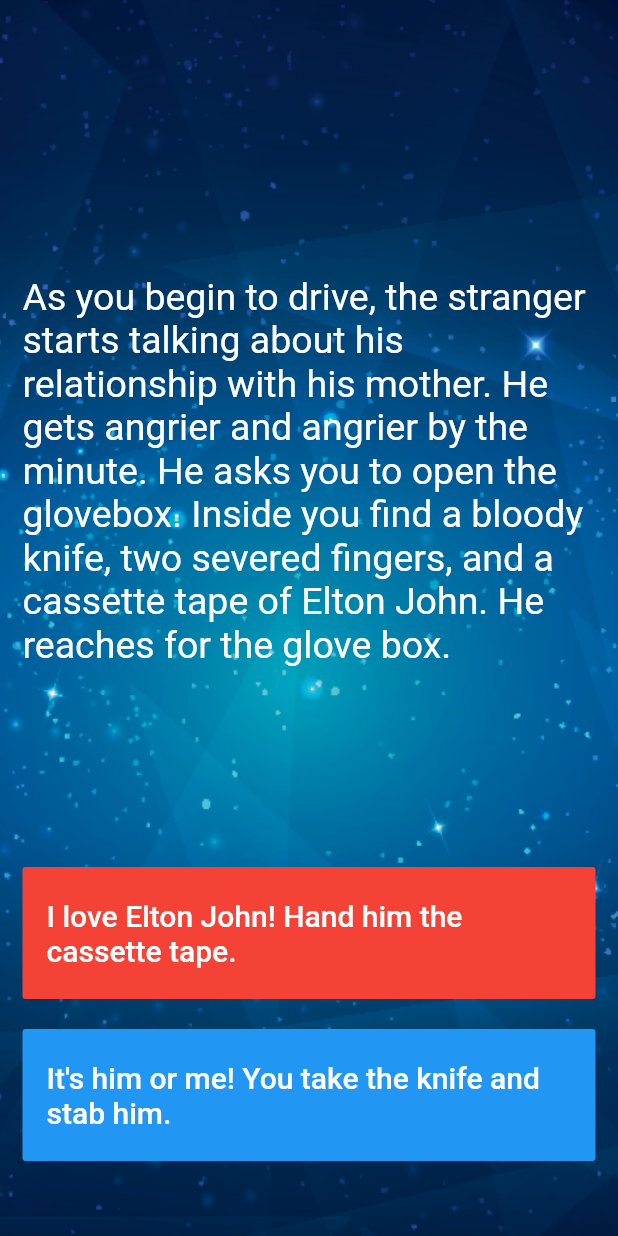
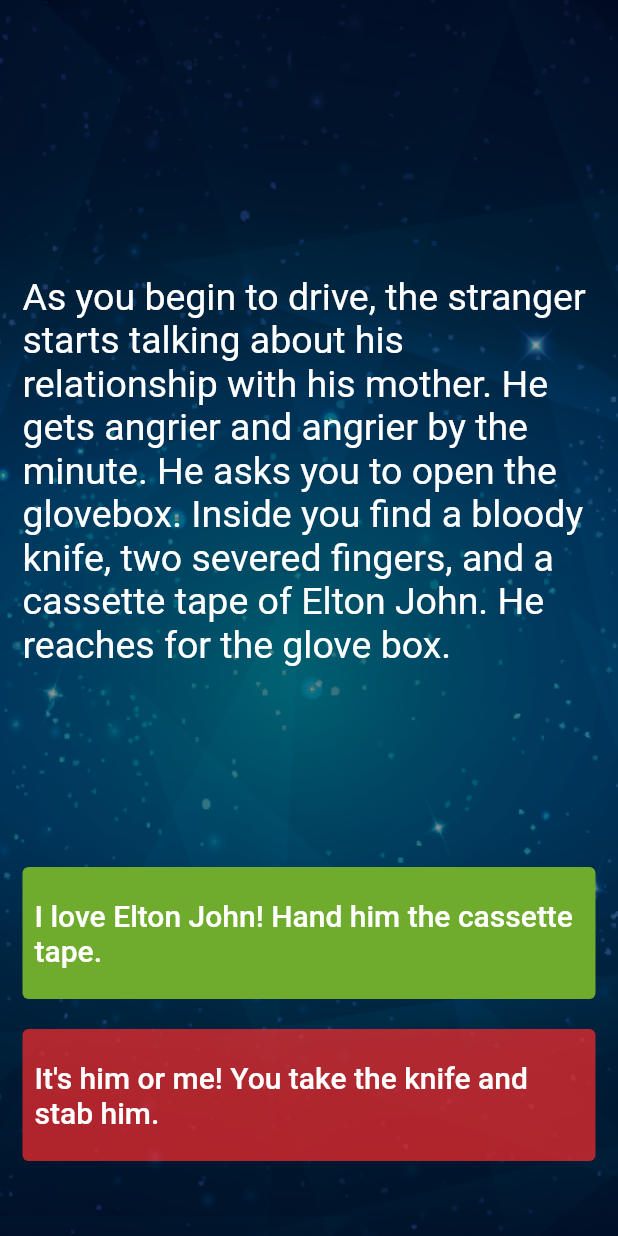
Before and after one commit to Bilas-Halder/Destiny-The-Story-Game-, a Flutter app: the screen it shows after launch, after a tap on an icon or button, on a phone screen of 412 x 824 dp. Run offline on Flutter 3.47's test engine with Material 2 defaults, Android fonts, the phone set to English and light mode, and no system bars.

Commit message:
Some Theme Customization

```diff
--- a/lib/main.dart
+++ b/lib/main.dart
@@ -8,6 +8,7 @@ void main() => runApp(Destiny());
 class Destiny extends StatelessWidget {
   Widget build(BuildContext context) {
     return MaterialApp(
+      debugShowCheckedModeBanner: false,
       theme: ThemeData.dark(),
       home: StoryPage(),
     );
@@ -22,6 +23,30 @@ class StoryPage extends StatefulWidget {
 }
 
 class _StoryPageState extends State<StoryPage> {
+
+  TextButton choiceButton(int choice, Color color){
+    return TextButton(
+      onPressed: () {
+        //Choice 1 made by user.
+        //TODO: Step 18 - Done - Call the nextStory() method from storyBrain and pass the number 1 as the choice made by the user.
+        setState(() {
+          storyBrain.nextStory(choice);
+        });
+      },
+      style: ButtonStyle(
+          backgroundColor: MaterialStateProperty.all(color)
+      ),
+      child: Text(
+        //TODO: Step 13 - Done - Use the storyBrain to get the text for choice 1.
+         storyBrain.getChoice(choice),
+        style: TextStyle(
+            fontSize: 20.0,
+            color: Colors.white
+        ),
+      ),
+    );
+  }
+
   @override
   Widget build(BuildContext context) {
     return Scaffold(
@@ -33,8 +58,10 @@ class _StoryPageState extends State<StoryPage> {
             fit: BoxFit.cover,
           ),
         ),
+        constraints: BoxConstraints.expand(),
+        child: Container(
           padding: EdgeInsets.symmetric(vertical: 50.0, horizontal: 15.0),
-        constraints: BoxConstraints.expand(),
+          color: Color(0x66000000),
           child: SafeArea(
             child: Column(
               crossAxisAlignment: CrossAxisAlignment.stretch,
@@ -53,23 +80,7 @@ class _StoryPageState extends State<StoryPage> {
                 ),
                 Expanded(
                   flex: 2,
-                child: FlatButton(
-                  onPressed: () {
-                    //Choice 1 made by user.
-                    //TODO: Step 18 - Done - Call the nextStory() method from storyBrain and pass the number 1 as the choice made by the user.
-                    setState(() {
-                      storyBrain.nextStory(1);
-                    });
-                  },
-                  color: Colors.red,
-                  child: Text(
-                    //TODO: Step 13 - Done - Use the storyBrain to get the text for choice 1.
-                    storyBrain.getChoice1(),
-                    style: TextStyle(
-                      fontSize: 20.0,
-                    ),
-                  ),
-                ),
+                  child: choiceButton(1, Color(0xFF6FAC2D))
                 ),
                 SizedBox(
                   height: 20.0,
@@ -78,26 +89,10 @@ class _StoryPageState extends State<StoryPage> {
                   flex: 2,
                   //TODO: Step 26 - No Need - Use a Flutter Visibility Widget to wrap this FlatButton.
                   //TODO: Step 28 - No Need - Set the "visible" property of the Visibility Widget to equal the output from the buttonShouldBeVisible() method in the storyBrain.
-                child: FlatButton(
-                  onPressed: () {
-                    //Choice 2 made by user.
-                    //TODO: Step 19 - Done - Call the nextStory() method from storyBrain and pass the number 2 as the choice made by the user.
-
-                    setState(() {
-                      storyBrain.nextStory(2);
-                    });
-                  },
-                  color: Colors.blue,
-                  child: Text(
-                    //TODO: Step 14 - Done - Use the storyBrain to get the text for choice 2.
-                    storyBrain.getChoice2(),
-                    style: TextStyle(
-                      fontSize: 20.0,
-                    ),
-                  ),
-                ),
+                  child: choiceButton(2, Color(0xb0ff2b2b))
                 ),
               ],
+            ),
           ),
         ),
       ),
--- a/lib/story_brain.dart
+++ b/lib/story_brain.dart
@@ -52,6 +52,13 @@ class StoryBrain {
     }
     return _storyData[_storyNumber].choice1;
   }
+  String getChoice(int choice){
+    if(_storyData.length<_storyNumber){
+      return 'Invalid Story Number.';
+    }
+    else if(choice==1)return _storyData[_storyNumber].choice1;
+    else if(choice==2)return _storyData[_storyNumber].choice2;
+  }
   String getChoice2(){
     if(_storyData.length<_storyNumber){
       return 'Invalid Story Number.';
```
Lines whose indentation alone changed are shown as unchanged.
